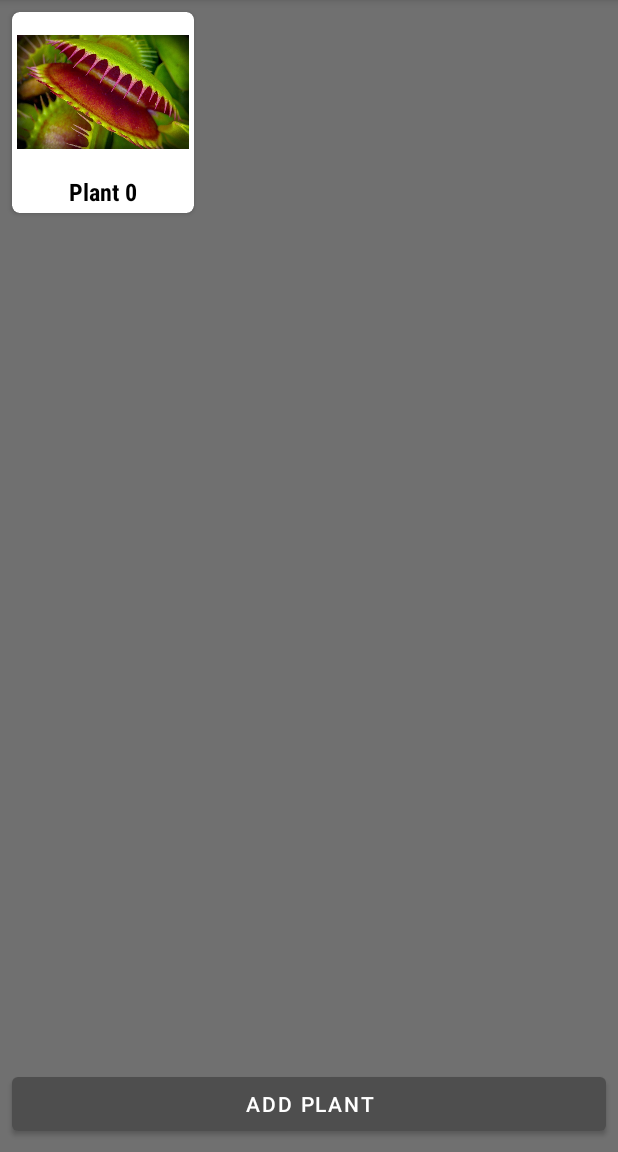
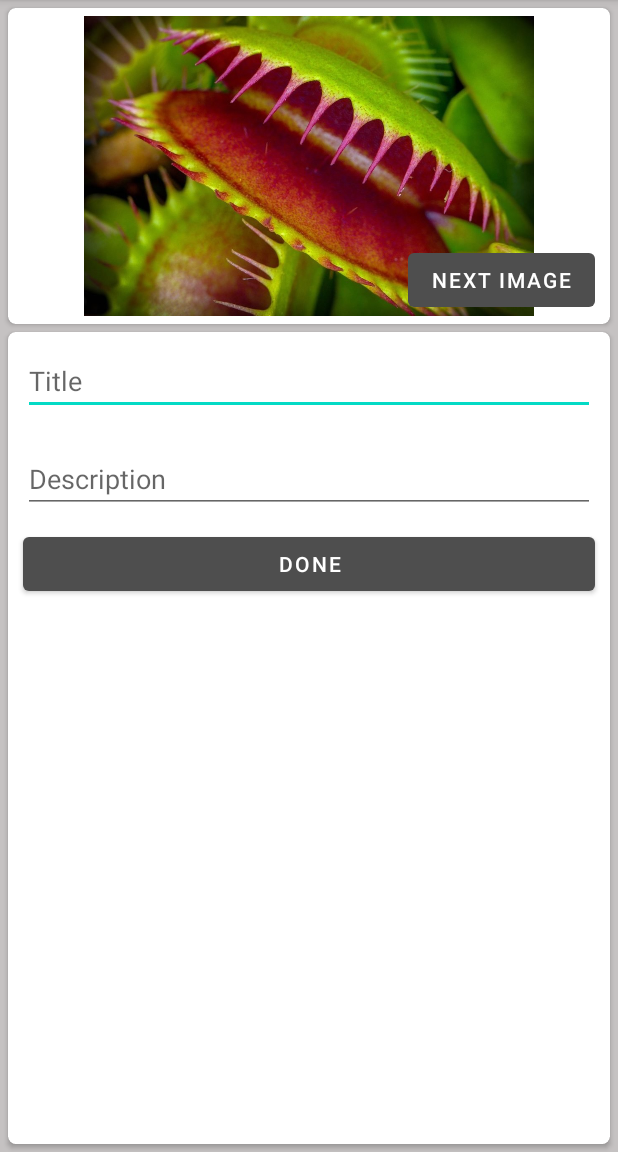
Before and after one commit to Shevy-D/test_app2, an Android app: the screen it shows after launch (MainActivity before the commit, EditActivity after it), after a tap on "ADD PLANT", on a phone screen of 412 x 824 dp, the part 84-1236 px from its top. Run offline under Robolectric (Android 15) with nearby library versions, the phone set to English and light mode, and no system bars.

Commit message:
add EditActivity

```diff
--- a/app/src/main/AndroidManifest.xml
+++ b/app/src/main/AndroidManifest.xml
@@ -9,8 +9,9 @@
         android:roundIcon="@mipmap/ic_launcher_round"
         android:supportsRtl="true"
         android:theme="@style/Theme.Test_app">
-
-
+        <activity
+            android:name=".EditActivity"
+            android:exported="false" />
         <activity
             android:name=".MainActivity"
             android:exported="true">
@@ -20,7 +21,6 @@
                 <category android:name="android.intent.category.LAUNCHER" />
             </intent-filter>
         </activity>
-
     </application>
 
 </manifest>
--- /dev/null
+++ b/app/src/main/java/com/example/test_app/EditActivity.kt
@@ -0,0 +1,45 @@
+package com.example.test_app
+
+import android.content.Intent
+import androidx.appcompat.app.AppCompatActivity
+import android.os.Bundle
+import android.util.Log
+import com.example.test_app.databinding.ActivityEditBinding
+import com.example.test_app.databinding.ActivityMainBinding
+
+class EditActivity : AppCompatActivity() {
+    lateinit var binding: ActivityEditBinding
+    private var indexImage = 0
+    private var imageId = R.drawable.plant1
+    private val imageIdList = listOf(
+        R.drawable.plant1,
+        R.drawable.plant2,
+        R.drawable.plant3,
+        R.drawable.plant4,
+        R.drawable.plant5,)
+
+    override fun onCreate(savedInstanceState: Bundle?) {
+        super.onCreate(savedInstanceState)
+        binding = ActivityEditBinding.inflate(layoutInflater)
+        setContentView(binding.root)
+        initButtons()
+    }
+
+    private fun initButtons() = with(binding) {
+        bNext.setOnClickListener {
+            indexImage++
+            if(indexImage > imageIdList.size - 1) indexImage = 0
+            imageId = imageIdList[indexImage]
+            imageView.setImageResource(imageId)
+            //Log.d("MyLog", "Index: $indexImage")
+        }
+        bDone.setOnClickListener {
+            val plant = Plant(imageId, edTitle.text.toString(), edDesc.text.toString())
+            val editIntent = Intent().apply {
+                putExtra("plant", plant)
+            }
+            setResult(RESULT_OK, editIntent)
+            finish()
+        }
+    }
+}
--- a/app/src/main/java/com/example/test_app/MainActivity.kt
+++ b/app/src/main/java/com/example/test_app/MainActivity.kt
@@ -4,6 +4,8 @@ import android.content.Intent
 import androidx.appcompat.app.AppCompatActivity
 import android.os.Bundle
 import android.view.View
+import androidx.activity.result.ActivityResultLauncher
+import androidx.activity.result.contract.ActivityResultContracts
 import androidx.recyclerview.widget.GridLayoutManager
 import androidx.recyclerview.widget.LinearLayoutManager
 import com.example.test_app.databinding.ActivityMainBinding
@@ -13,20 +15,18 @@ import kotlin.math.sqrt
 class MainActivity : AppCompatActivity() {
     lateinit var binding: ActivityMainBinding
     private val adapter = PlantAdapter()
-    private val imageIdList = listOf(
-        R.drawable.plant1,
-        R.drawable.plant2,
-        R.drawable.plant3,
-        R.drawable.plant4,
-        R.drawable.plant5,)
-    private var index = 0
+    private var editLauncher: ActivityResultLauncher<Intent>? = null
 
     override fun onCreate(savedInstanceState: Bundle?) {
         super.onCreate(savedInstanceState)
         binding = ActivityMainBinding.inflate(layoutInflater)
         setContentView(binding.root)
         init()
-
+        editLauncher = registerForActivityResult(ActivityResultContracts.StartActivityForResult()){
+            if (it.resultCode == RESULT_OK){
+                adapter.addPlant(it.data?.getSerializableExtra("plant") as Plant)
+            }
+        }
     }
 
     private fun init(){
@@ -34,10 +34,7 @@ class MainActivity : AppCompatActivity() {
             rcView.layoutManager = GridLayoutManager(this@MainActivity, 3)
             rcView.adapter = adapter
             buttonAdd.setOnClickListener {
-                if (index > 4) index = 0
-                val plant = Plant(imageIdList[index], "Plant $index")
-                adapter.addPlant(plant)
-                index++
+                editLauncher?.launch(Intent(this@MainActivity, EditActivity::class.java))
             }
         }
     }
--- a/app/src/main/java/com/example/test_app/Plant.kt
+++ b/app/src/main/java/com/example/test_app/Plant.kt
@@ -1,3 +1,5 @@
 package com.example.test_app
 
-data class Plant(val imageId: Int, val title: String)
+import java.io.Serializable
+
+data class Plant(val imageId: Int, val title: String, val desc: String): Serializable
--- /dev/null
+++ b/app/src/main/res/layout/activity_edit.xml
@@ -0,0 +1,89 @@
+<?xml version="1.0" encoding="utf-8"?>
+<androidx.constraintlayout.widget.ConstraintLayout xmlns:android="http://schemas.android.com/apk/res/android"
+    xmlns:app="http://schemas.android.com/apk/res-auto"
+    xmlns:tools="http://schemas.android.com/tools"
+    android:layout_width="match_parent"
+    android:layout_height="match_parent"
+    android:background="#C5C2C2"
+    tools:context=".EditActivity">
+
+    <androidx.cardview.widget.CardView
+        android:id="@+id/cardView"
+        android:layout_width="match_parent"
+        android:layout_height="wrap_content"
+        android:layout_margin="5dp"
+        app:cardCornerRadius="5dp"
+        app:layout_constraintEnd_toEndOf="parent"
+        app:layout_constraintStart_toStartOf="parent"
+        app:layout_constraintTop_toTopOf="parent">
+
+        <LinearLayout
+            android:layout_width="match_parent"
+            android:layout_height="match_parent"
+            android:orientation="horizontal">
+
+            <ImageView
+                android:id="@+id/imageView"
+                android:layout_width="wrap_content"
+                android:layout_height="200dp"
+                android:layout_margin="5dp"
+                android:layout_weight="0"
+                app:srcCompat="@drawable/plant1" />
+        </LinearLayout>
+    </androidx.cardview.widget.CardView>
+
+    <Button
+        android:id="@+id/bNext"
+        android:layout_width="wrap_content"
+        android:layout_height="wrap_content"
+        android:layout_marginRight="10dp"
+        android:layout_marginBottom="5dp"
+        android:text="next image"
+        app:layout_constraintBottom_toBottomOf="@+id/cardView"
+        app:layout_constraintEnd_toEndOf="@+id/cardView" />
+
+    <androidx.cardview.widget.CardView
+        android:layout_width="0dp"
+        android:layout_height="0dp"
+        android:layout_marginTop="5dp"
+        android:layout_marginBottom="5dp"
+        app:cardCornerRadius="5dp"
+        app:layout_constraintBottom_toBottomOf="parent"
+        app:layout_constraintEnd_toEndOf="@+id/cardView"
+        app:layout_constraintStart_toStartOf="@+id/cardView"
+        app:layout_constraintTop_toBottomOf="@+id/cardView"
+        app:layout_constraintVertical_bias="0.0">
+
+        <LinearLayout
+            android:layout_width="match_parent"
+            android:layout_height="match_parent"
+            android:orientation="vertical">
+
+            <EditText
+                android:id="@+id/edTitle"
+                android:layout_width="match_parent"
+                android:layout_height="wrap_content"
+                android:layout_margin="10dp"
+                android:ems="10"
+                android:hint="Title"
+                android:inputType="textPersonName" />
+
+            <EditText
+                android:id="@+id/edDesc"
+                android:layout_width="match_parent"
+                android:layout_height="wrap_content"
+                android:layout_margin="10dp"
+                android:ems="10"
+                android:hint="Description"
+                android:inputType="textPersonName" />
+
+            <Button
+                android:id="@+id/bDone"
+                android:layout_width="match_parent"
+                android:layout_height="wrap_content"
+                android:layout_marginStart="10dp"
+                android:layout_marginEnd="10dp"
+                android:text="done" />
+        </LinearLayout>
+    </androidx.cardview.widget.CardView>
+</androidx.constraintlayout.widget.ConstraintLayout>
```
